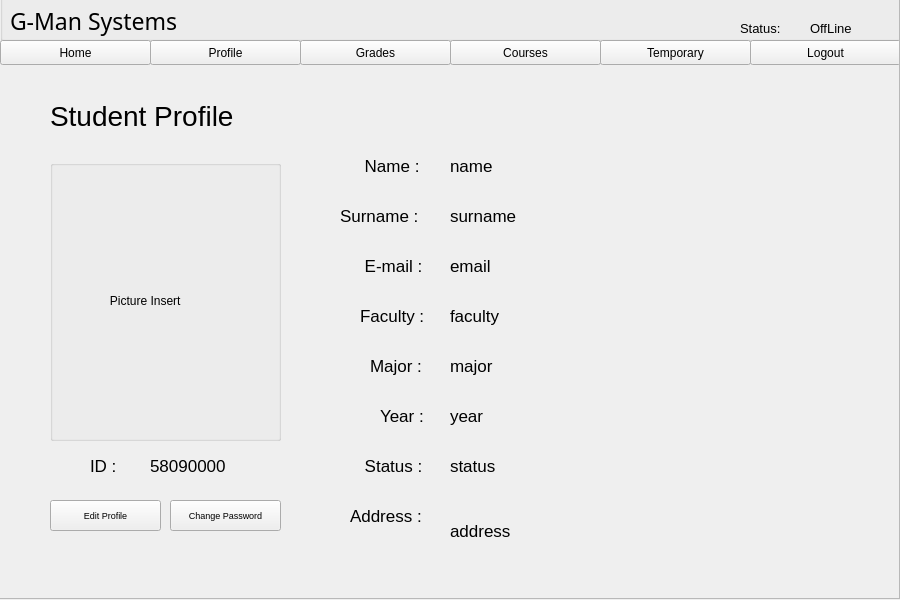
The window that resources/UI/profile.ui (Poom1997/gman) describes before a commit, drawn with Qt 5.
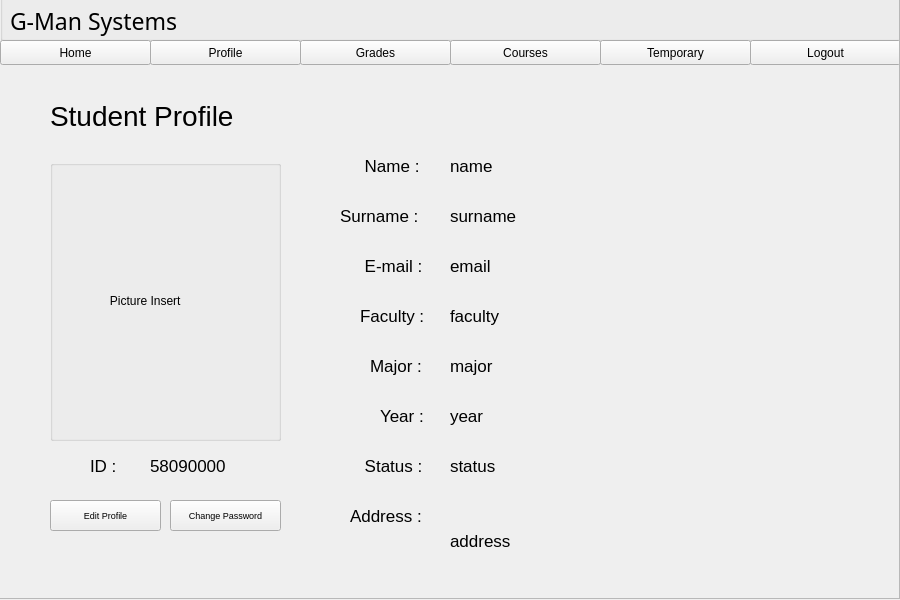
The same window after the commit.

```diff
--- a/resources/UI/profile.ui
+++ b/resources/UI/profile.ui
@@ -409,7 +409,7 @@
        <x>450</x>
        <y>500</y>
        <width>511</width>
-       <height>61</height>
+       <height>81</height>
       </rect>
      </property>
      <property name="font">
@@ -548,42 +548,6 @@
       <string/>
      </property>
     </widget>
-    <widget class="QLabel" name="status_2">
-     <property name="geometry">
-      <rect>
-       <x>810</x>
-       <y>20</y>
-       <width>53</width>
-       <height>16</height>
-      </rect>
-     </property>
-     <property name="font">
-      <font>
-       <pointsize>10</pointsize>
-      </font>
-     </property>
-     <property name="text">
-      <string>OffLine</string>
-     </property>
-    </widget>
-    <widget class="QLabel" name="label_5">
-     <property name="geometry">
-      <rect>
-       <x>740</x>
-       <y>20</y>
-       <width>61</width>
-       <height>16</height>
-      </rect>
-     </property>
-     <property name="font">
-      <font>
-       <pointsize>10</pointsize>
-      </font>
-     </property>
-     <property name="text">
-      <string>Status:</string>
-     </property>
-    </widget>
     <widget class="QLabel" name="label_15">
      <property name="geometry">
       <rect>
```
Left out of the diff: 2 changed lines with no effect on the pictures.
